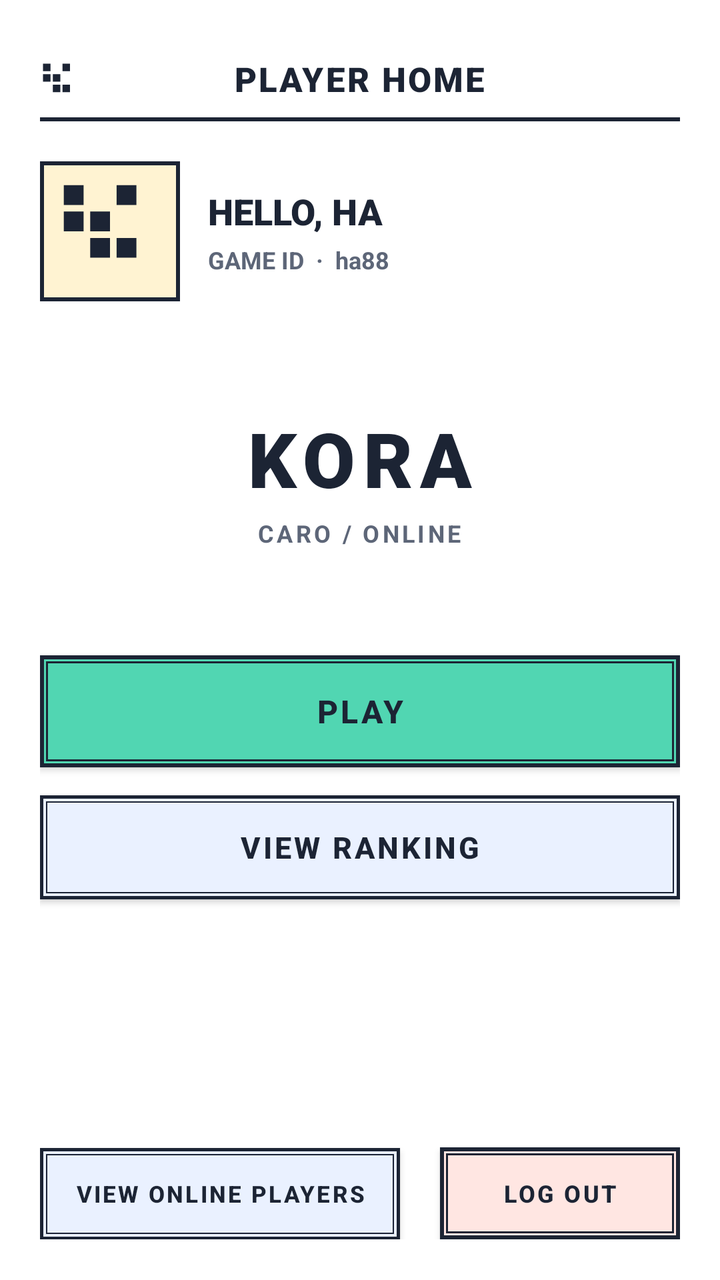
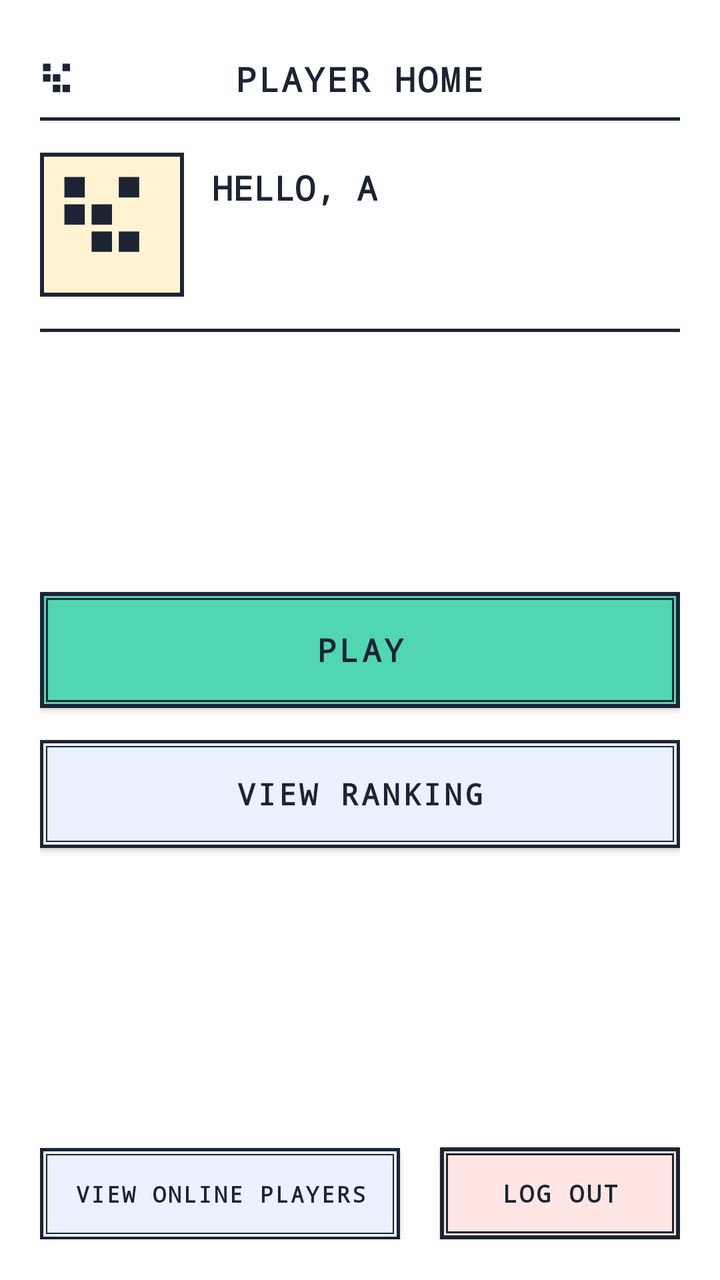

An Android layout rendered at two revisions. The XML below is the earlier revision; the diff shows what the commit changed to produce the second picture.
<!-- AndroidManifest.xml: application theme Theme.CaroGame -->
<!-- res/layout/playerhome.xml -->
<?xml version="1.0" encoding="utf-8"?>
<LinearLayout xmlns:android="http://schemas.android.com/apk/res/android"
    xmlns:app="http://schemas.android.com/apk/res-auto"
    android:layout_width="match_parent"
    android:layout_height="match_parent"
    android:background="@color/kora_bg"
    android:orientation="vertical"
    android:padding="20dp">

    <RelativeLayout
        android:layout_width="match_parent"
        android:layout_height="wrap_content"
        android:paddingVertical="8dp">

        <ImageView
            android:layout_width="18dp"
            android:layout_height="18dp"
            android:layout_alignParentStart="true"
            android:layout_centerVertical="true"
            android:contentDescription="Kora Mark"
            android:src="@drawable/ic_kora_mark" />

        <TextView
            android:layout_width="wrap_content"
            android:layout_height="wrap_content"
            android:layout_centerInParent="true"
            android:fontFamily="sans-serif-black"
            android:letterSpacing="0.06"
            android:text="PLAYER HOME"
            android:textColor="@color/kora_ink"
            android:textSize="17sp"
            android:textStyle="bold" />
    </RelativeLayout>

    <View
        android:layout_width="match_parent"
        android:layout_height="2dp"
        android:layout_marginBottom="20dp"
        android:background="@color/kora_ink" />

    <LinearLayout
        android:layout_width="match_parent"
        android:layout_height="wrap_content"
        android:gravity="center_vertical"
        android:orientation="horizontal">

        <ImageView
            android:id="@+id/imgAvatar"
            android:layout_width="70dp"
            android:layout_height="70dp"
            android:background="@drawable/bg_box_outline"
            android:clickable="true"
            android:contentDescription="Player Avatar"
            android:focusable="true"
            android:padding="2dp"
            android:src="@drawable/ic_kora_avatar" />

        <LinearLayout
            android:layout_width="0dp"
            android:layout_height="wrap_content"
            android:layout_marginStart="14dp"
            android:layout_weight="1"
            android:orientation="vertical">

            <TextView
                android:id="@+id/lblPlayerName"
                android:layout_width="wrap_content"
                android:layout_height="wrap_content"
                android:fontFamily="sans-serif-black"
                android:text="HELLO, HA"
                android:textColor="@color/kora_ink"
                android:textSize="18sp"
                android:textStyle="bold" />

            <TextView
                android:id="@+id/lblPlayerGameIdSub"
                android:layout_width="wrap_content"
                android:layout_height="wrap_content"
                android:layout_marginTop="4dp"
                android:text="GAME ID  ·  ha88"
                android:textColor="@color/kora_muted"
                android:textSize="12sp"
                android:textStyle="bold" />
        </LinearLayout>
    </LinearLayout>

    <LinearLayout
        android:layout_width="match_parent"
        android:layout_height="0dp"
        android:layout_weight="1"
        android:gravity="center"
        android:orientation="vertical">

        <TextView
            android:layout_width="wrap_content"
            android:layout_height="wrap_content"
            android:fontFamily="sans-serif-black"
            android:letterSpacing="0.1"
            android:text="KORA"
            android:textColor="@color/kora_ink"
            android:textSize="38sp"
            android:textStyle="bold" />

        <TextView
            android:layout_width="wrap_content"
            android:layout_height="wrap_content"
            android:layout_marginTop="4dp"
            android:letterSpacing="0.12"
            android:text="CARO / ONLINE"
            android:textColor="@color/kora_muted"
            android:textSize="12sp"
            android:textStyle="bold" />
    </LinearLayout>

    <Button
        android:id="@+id/btnPlay"
        android:layout_width="match_parent"
        android:layout_height="56dp"
        android:background="@drawable/bg_btn_mint"
        android:text="PLAY"
        android:textColor="@color/kora_ink"
        android:textSize="16sp"
        android:textStyle="bold"
        app:backgroundTint="@null" />

    <Button
        android:id="@+id/btnViewRanking"
        android:layout_width="match_parent"
        android:layout_height="52dp"
        android:layout_marginTop="14dp"
        android:background="@drawable/bg_btn_neutral"
        android:text="VIEW RANKING"
        android:textColor="@color/kora_ink"
        android:textSize="15sp"
        android:textStyle="bold"
        app:backgroundTint="@null" />

    <View
        android:layout_width="match_parent"
        android:layout_height="0dp"
        android:layout_weight="0.7" />

    <LinearLayout
        android:layout_width="match_parent"
        android:layout_height="wrap_content"
        android:orientation="horizontal">

        <Button
            android:id="@+id/btnViewOnlinePlayers"
            android:layout_width="0dp"
            android:layout_height="46dp"
            android:layout_marginEnd="10dp"
            android:layout_weight="1.35"
            android:background="@drawable/bg_btn_neutral"
            android:text="VIEW ONLINE PLAYERS"
            android:textColor="@color/kora_ink"
            android:textSize="11.5sp"
            android:textStyle="bold"
            app:backgroundTint="@null" />

        <Button
            android:id="@+id/btnLogout"
            android:layout_width="0dp"
            android:layout_height="46dp"
            android:layout_marginStart="10dp"
            android:layout_weight="0.9"
            android:background="@drawable/bg_btn_blush"
            android:text="LOG OUT"
            android:textColor="@color/kora_ink"
            android:textSize="12sp"
            android:textStyle="bold"
            app:backgroundTint="@null" />
    </LinearLayout>

</LinearLayout>
<!-- resources referenced by this layout -->
<resources>
  <color name="kora_bg">#FFFFFF</color>
  <color name="kora_ink">#1C2434</color>
  <color name="kora_muted">#5D6678</color>
  <!-- drawable bg_box_outline (drawable) -->
  <?xml version="1.0" encoding="utf-8"?>
  <shape xmlns:android="http://schemas.android.com/apk/res/android" android:shape="rectangle">
      <solid android:color="@color/kora_surface" />
      <stroke android:width="2dp" android:color="@color/kora_ink" />
  </shape>
  <!-- drawable bg_btn_blush (drawable) -->
  <?xml version="1.0" encoding="utf-8"?>
  <layer-list xmlns:android="http://schemas.android.com/apk/res/android">
      <item>
          <shape android:shape="rectangle">
              <solid android:color="@color/kora_blush" />
              <stroke android:width="2dp" android:color="@color/kora_ink" />
          </shape>
      </item>
      <item android:left="3dp" android:top="3dp" android:right="3dp" android:bottom="3dp">
          <shape android:shape="rectangle">
              <solid android:color="@color/kora_blush" />
              <stroke android:width="1dp" android:color="@color/kora_ink" />
          </shape>
      </item>
  </layer-list>
  <!-- drawable bg_btn_mint (drawable) -->
  <?xml version="1.0" encoding="utf-8"?>
  <layer-list xmlns:android="http://schemas.android.com/apk/res/android">
      <item>
          <shape android:shape="rectangle">
              <solid android:color="@color/kora_mint" />
              <stroke android:width="2dp" android:color="@color/kora_ink" />
          </shape>
      </item>
      <item android:left="3dp" android:top="3dp" android:right="3dp" android:bottom="3dp">
          <shape android:shape="rectangle">
              <solid android:color="@color/kora_mint" />
              <stroke android:width="1dp" android:color="@color/kora_ink" />
          </shape>
      </item>
  </layer-list>
  <!-- drawable ic_kora_avatar (drawable) -->
  <?xml version="1.0" encoding="utf-8"?>
  <vector xmlns:android="http://schemas.android.com/apk/res/android"
      android:width="72dp"
      android:height="72dp"
      android:viewportWidth="40"
      android:viewportHeight="40">
      
      <path
          android:fillColor="#FFF3D2"
          android:pathData="M0,0h40v40h-40z" />
      <path
          android:fillColor="#1C2434"
          android:pathData="M6,6h6v6h-6zM22,6h6v6h-6zM6,14h6v6h-6zM14,14h6v6h-6zM14,22h6v6h-6zM22,22h6v6h-6z" />
  </vector>
  <!-- drawable ic_kora_mark (drawable) -->
  <?xml version="1.0" encoding="utf-8"?>
  <vector xmlns:android="http://schemas.android.com/apk/res/android"
      android:width="18dp"
      android:height="18dp"
      android:viewportWidth="12"
      android:viewportHeight="12">
      
      <path
          android:fillColor="#1C2434"
          android:pathData="M1,1h2.5v2.5h-2.5zM7.5,1h2.5v2.5h-2.5zM1,4.5h2.5v2.5h-2.5zM4.25,4.5h2.5v2.5h-2.5zM4.25,8h2.5v2.5h-2.5zM7.5,8h2.5v2.5h-2.5z" />
  </vector>
  <style name="Theme.CaroGame" parent="Theme.MaterialComponents.Light.NoActionBar">
          <item name="colorPrimary">@color/kora_ink</item>
          <item name="colorPrimaryVariant">@color/kora_navy_timer</item>
          <item name="colorOnPrimary">@color/kora_surface</item>
          <item name="colorSecondary">@color/kora_mint</item>
          <item name="android:statusBarColor">@color/kora_ink</item>
          <item name="android:windowBackground">@color/kora_bg</item>
      </style>
  <color name="kora_surface">#FFFFFF</color>
  <color name="kora_blush">#FFE6E2</color>
  <color name="kora_mint">#51D6B2</color>
  <color name="kora_card">#EAF1FF</color>
  <color name="kora_navy_timer">#1C2434</color>
  <!-- unchanged entries left out for length: 1 -->
</resources>

<!-- the commit's change to res/layout/playerhome.xml (unified diff, before → after) -->
@@ -24,7 +24,7 @@
             android:layout_width="wrap_content"
             android:layout_height="wrap_content"
             android:layout_centerInParent="true"
-            android:fontFamily="sans-serif-black"
+            android:fontFamily="monospace"
             android:letterSpacing="0.06"
             android:text="PLAYER HOME"
             android:textColor="@color/kora_ink"
@@ -34,20 +34,20 @@
 
     <View
         android:layout_width="match_parent"
-        android:layout_height="2dp"
-        android:layout_marginBottom="20dp"
+        android:layout_height="1.5dp"
+        android:layout_marginBottom="16dp"
         android:background="@color/kora_ink" />
 
     <LinearLayout
         android:layout_width="match_parent"
         android:layout_height="wrap_content"
-        android:gravity="center_vertical"
+        android:gravity="top"
         android:orientation="horizontal">
 
         <ImageView
             android:id="@+id/imgAvatar"
-            android:layout_width="70dp"
-            android:layout_height="70dp"
+            android:layout_width="72dp"
+            android:layout_height="72dp"
             android:background="@drawable/bg_box_outline"
             android:clickable="true"
             android:contentDescription="Player Avatar"
@@ -55,68 +55,36 @@
             android:padding="2dp"
             android:src="@drawable/ic_kora_avatar" />
 
-        <LinearLayout
-            android:layout_width="0dp"
+        <TextView
+            android:id="@+id/lblPlayerName"
+            android:layout_width="wrap_content"
             android:layout_height="wrap_content"
             android:layout_marginStart="14dp"
-            android:layout_weight="1"
-            android:orientation="vertical">
-
-            <TextView
-                android:id="@+id/lblPlayerName"
-                android:layout_width="wrap_content"
-                android:layout_height="wrap_content"
-                android:fontFamily="sans-serif-black"
-                android:text="HELLO, HA"
-                android:textColor="@color/kora_ink"
-                android:textSize="18sp"
-                android:textStyle="bold" />
-
-            <TextView
-                android:id="@+id/lblPlayerGameIdSub"
-                android:layout_width="wrap_content"
-                android:layout_height="wrap_content"
-                android:layout_marginTop="4dp"
-                android:text="GAME ID  ·  ha88"
-                android:textColor="@color/kora_muted"
-                android:textSize="12sp"
-                android:textStyle="bold" />
-        </LinearLayout>
+            android:layout_marginTop="6dp"
+            android:fontFamily="monospace"
+            android:text="HELLO, A"
+            android:textColor="@color/kora_ink"
+            android:textSize="17sp"
+            android:textStyle="bold" />
     </LinearLayout>
 
-    <LinearLayout
+    <View
+        android:layout_width="match_parent"
+        android:layout_height="1.5dp"
+        android:layout_marginTop="16dp"
+        android:background="@color/kora_ink" />
+
+    <View
         android:layout_width="match_parent"
         android:layout_height="0dp"
-        android:layout_weight="1"
-        android:gravity="center"
-        android:orientation="vertical">
-
-        <TextView
-            android:layout_width="wrap_content"
-            android:layout_height="wrap_content"
-            android:fontFamily="sans-serif-black"
-            android:letterSpacing="0.1"
-            android:text="KORA"
-            android:textColor="@color/kora_ink"
-            android:textSize="38sp"
-            android:textStyle="bold" />
-
-        <TextView
-            android:layout_width="wrap_content"
-            android:layout_height="wrap_content"
-            android:layout_marginTop="4dp"
-            android:letterSpacing="0.12"
-            android:text="CARO / ONLINE"
-            android:textColor="@color/kora_muted"
-            android:textSize="12sp"
-            android:textStyle="bold" />
-    </LinearLayout>
+        android:layout_weight="1" />
 
     <Button
         android:id="@+id/btnPlay"
         android:layout_width="match_parent"
-        android:layout_height="56dp"
+        android:layout_height="58dp"
         android:background="@drawable/bg_btn_mint"
+        android:fontFamily="monospace"
         android:text="PLAY"
         android:textColor="@color/kora_ink"
         android:textSize="16sp"
@@ -126,9 +94,10 @@
     <Button
         android:id="@+id/btnViewRanking"
         android:layout_width="match_parent"
-        android:layout_height="52dp"
-        android:layout_marginTop="14dp"
+        android:layout_height="54dp"
+        android:layout_marginTop="16dp"
         android:background="@drawable/bg_btn_neutral"
+        android:fontFamily="monospace"
         android:text="VIEW RANKING"
         android:textColor="@color/kora_ink"
         android:textSize="15sp"
@@ -138,7 +107,7 @@
     <View
         android:layout_width="match_parent"
         android:layout_height="0dp"
-        android:layout_weight="0.7" />
+        android:layout_weight="1.15" />
 
     <LinearLayout
         android:layout_width="match_parent"
@@ -152,9 +121,12 @@
             android:layout_marginEnd="10dp"
             android:layout_weight="1.35"
             android:background="@drawable/bg_btn_neutral"
+            android:fontFamily="monospace"
+            android:minWidth="0dp"
+            android:paddingHorizontal="6dp"
             android:text="VIEW ONLINE PLAYERS"
             android:textColor="@color/kora_ink"
-            android:textSize="11.5sp"
+            android:textSize="11sp"
             android:textStyle="bold"
             app:backgroundTint="@null" />
 
@@ -165,6 +137,9 @@
             android:layout_marginStart="10dp"
             android:layout_weight="0.9"
             android:background="@drawable/bg_btn_blush"
+            android:fontFamily="monospace"
+            android:minWidth="0dp"
+            android:paddingHorizontal="6dp"
             android:text="LOG OUT"
             android:textColor="@color/kora_ink"
             android:textSize="12sp"
<!-- resource entries referenced after the edit -->
@@ -2,7 +2,6 @@
 <resources>
   <color name="kora_bg">#FFFFFF</color>
   <color name="kora_ink">#1C2434</color>
-  <color name="kora_muted">#5D6678</color>
   <!-- drawable bg_box_outline (drawable) -->
   <?xml version="1.0" encoding="utf-8"?>
   <shape xmlns:android="http://schemas.android.com/apk/res/android" android:shape="rectangle">
